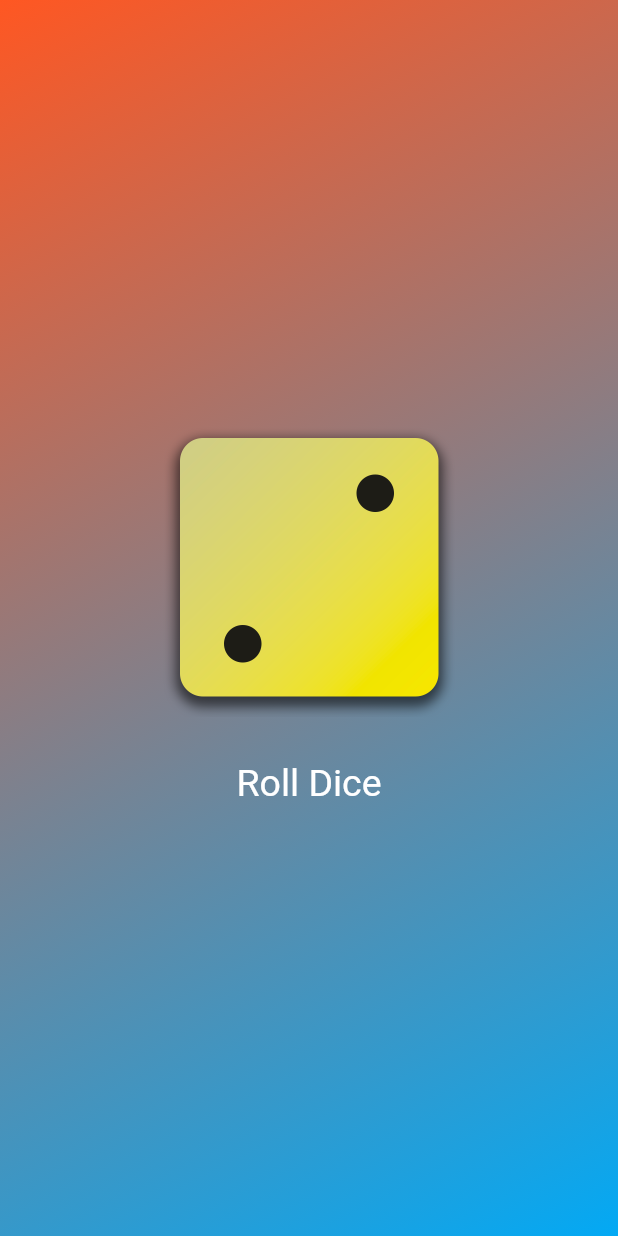
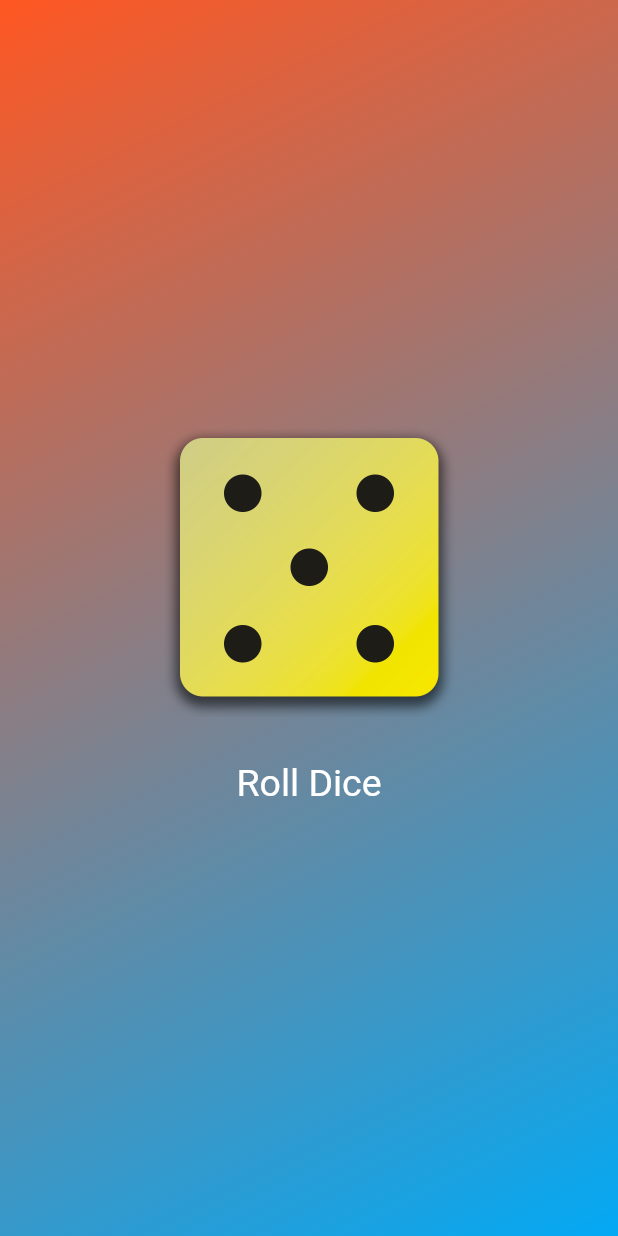
Before and after one commit to siva4github/Flutter, a Flutter app: the screen it shows after launch, after a tap on "Roll Dice", on a phone screen of 412 x 824 dp. Run offline on Flutter 3.47's test engine with Material 2 defaults, Android fonts, the phone set to English and light mode, and no system bars.

Commit message:
Generated random number and updated dice image

```diff
--- /dev/null
+++ b/dice_app/lib/dice_roller.dart
@@ -0,0 +1,52 @@
+import 'package:flutter/material.dart';
+import 'dart:math';
+
+final randomizer = Random();
+
+class DiceRoller extends StatefulWidget {
+  const DiceRoller({super.key});
+
+  @override
+  State<DiceRoller> createState() {
+    return _DiceRollerState();
+  }
+}
+
+class _DiceRollerState extends State<DiceRoller> {
+  var currentDiceRolls = 2;
+
+  void rollDice() {
+    setState(() {
+      currentDiceRolls = randomizer.nextInt(6) + 1;
+    });
+  }
+
+  @override
+  Widget build(context) {
+    return Column(
+      mainAxisSize: MainAxisSize.min,
+      children: [
+        Image.asset(
+          'assets/images/dice-$currentDiceRolls.png',
+          width: 200,
+        ),
+        const SizedBox(
+          height: 20,
+        ),
+        TextButton(
+          onPressed: rollDice,
+          style: TextButton.styleFrom(
+            // padding: const EdgeInsets.only(
+            //   top: 20,
+            // ),
+            foregroundColor: Colors.white,
+            textStyle: const TextStyle(
+              fontSize: 25,
+            ),
+          ),
+          child: const Text('Roll Dice'),
+        ),
+      ],
+    );
+  }
+}
--- a/dice_app/lib/gradient_container.dart
+++ b/dice_app/lib/gradient_container.dart
@@ -1,4 +1,4 @@
-import 'package:dice_app/styled_text.dart';
+import 'package:dice_app/dice_roller.dart';
 import 'package:flutter/material.dart';
 
 const startAlignment = Alignment.topLeft;
@@ -14,10 +14,6 @@ class GradientContainer extends StatelessWidget {
   final Color color1;
   final Color color2;
 
-  void rollDice() {
-    // ...
-  }
-
   @override
   Widget build(context) {
     return Container(
@@ -29,31 +25,7 @@ class GradientContainer extends StatelessWidget {
         ),
       ),
       child: Center(
-        child: Column(
-          mainAxisSize: MainAxisSize.min,
-          children: [
-            Image.asset(
-              'assets/images/dice-2.png',
-              width: 200,
-            ),
-            const SizedBox(
-              height: 20,
-            ),
-            TextButton(
-              onPressed: rollDice,
-              style: TextButton.styleFrom(
-                // padding: const EdgeInsets.only(
-                //   top: 20,
-                // ),
-                foregroundColor: Colors.white,
-                textStyle: const TextStyle(
-                  fontSize: 25,
-                ),
-              ),
-              child: const Text('Roll Dice'),
-            ),
-          ],
-        ),
+        child: DiceRoller(),
       ),
     );
   }
--- a/dice_app/lib/main.dart
+++ b/dice_app/lib/main.dart
@@ -6,8 +6,8 @@ void main() {
     const MaterialApp(
       home: Scaffold(
         body: GradientContainer(
-          Colors.deepOrange,
-          Colors.lightBlue,
+          Color.fromARGB(255, 255, 87, 34),
+          Color.fromARGB(255, 3, 169, 244),
         ),
       ),
     ),
```
